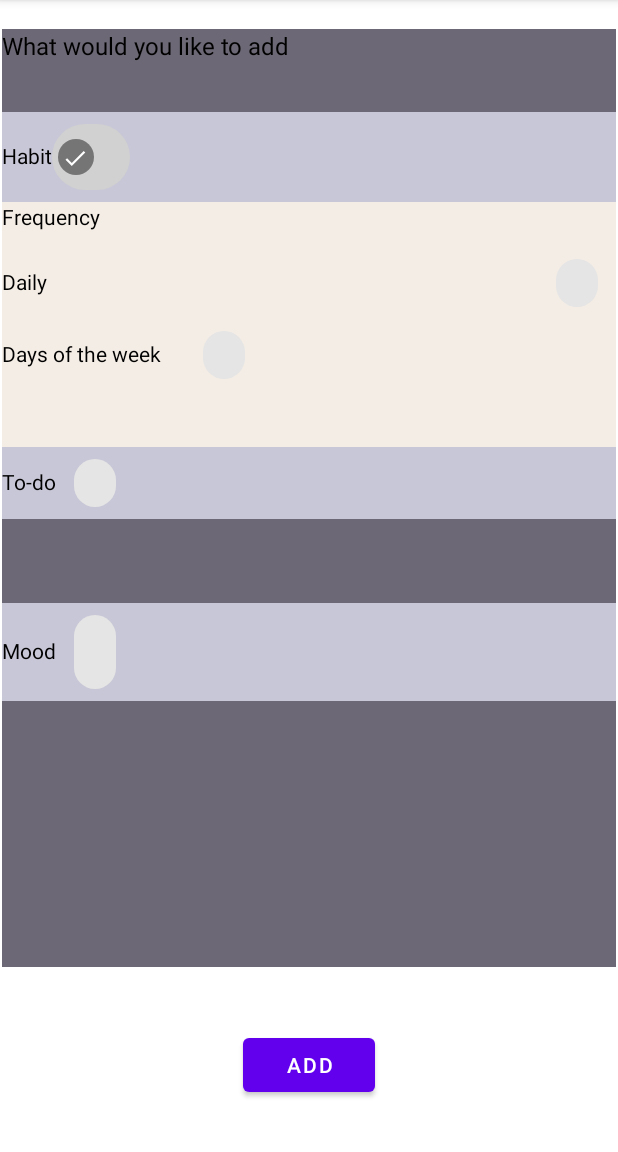
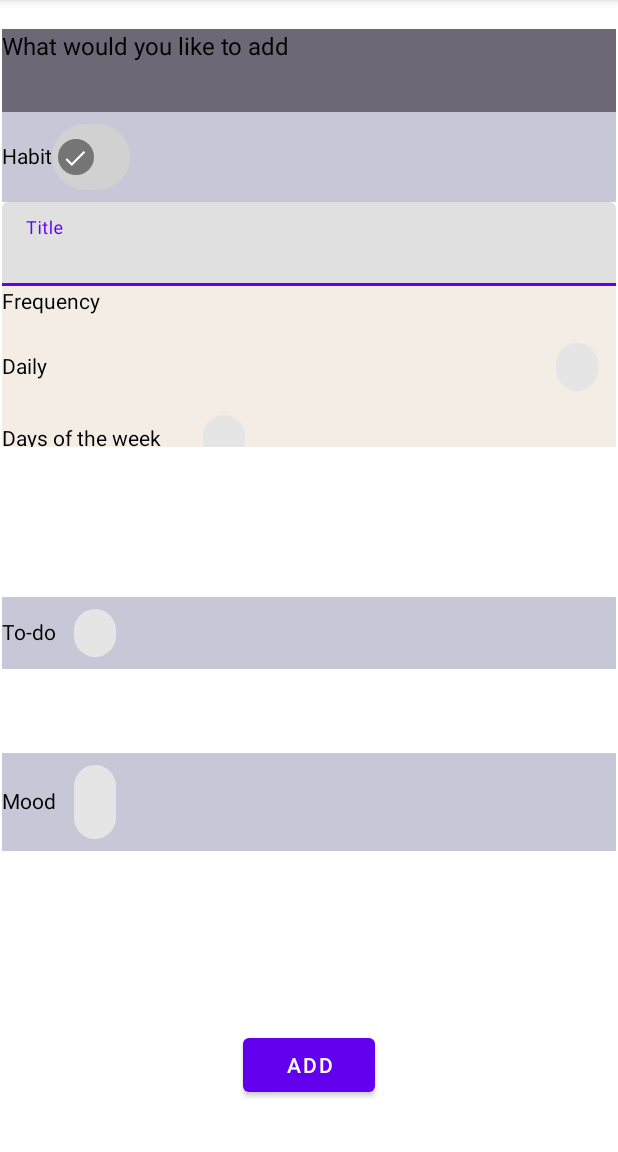
Before and after one commit to VeressIris/ITfest, an Android app: the TrackFragment screen opened directly, with no data from a screen before it, after a tap on an icon or button, on a phone screen of 412 x 824 dp, the part 84-1236 px from its top. Run offline under Robolectric (Android 15) with nearby library versions, the phone set to English and light mode, and no system bars.

Commit message:
added mood class and added title field for todo

```diff
--- /dev/null
+++ b/app/src/main/java/com/example/itfest/classes/Mood.kt
@@ -0,0 +1,3 @@
+package com.example.itfest.classes
+
+data class Mood(val currentMood: String, val message: String?)
--- a/app/src/main/java/com/example/itfest/classes/Task.kt
+++ b/app/src/main/java/com/example/itfest/classes/Task.kt
@@ -1,5 +1,6 @@
 package com.example.itfest.classes
 
+//considered as todo
 open class Task(val name: String, var completed: Boolean) {
     fun markAsCompleted() {
         completed = true
--- a/app/src/main/java/com/example/itfest/ui/TrackFragment.kt
+++ b/app/src/main/java/com/example/itfest/ui/TrackFragment.kt
@@ -37,10 +37,10 @@ class TrackFragment : AppCompatActivity() {
 
     fun setButtonListeners() {
         val habitChipBttn = findViewById<Chip>(R.id.habitChip)
-        val frequencyDiv = findViewById<LinearLayout>(R.id.frequencyDiv)
-        makeInvisible(frequencyDiv)
+        val habitDetailsDiv = findViewById<LinearLayout>(R.id.habitDetailsDiv)
+        makeInvisible(habitDetailsDiv)
         habitChipBttn.setOnClickListener {
-            openSpecificDiv(frequencyDiv, habitChipBttn)
+            openSpecificDiv(habitDetailsDiv, habitChipBttn)
         }
 
         val daysOfTheWeekChip = findViewById<Chip>(R.id.daysOfTheWeekChip)
@@ -51,7 +51,7 @@ class TrackFragment : AppCompatActivity() {
         }
 
         val todoChip = findViewById<Chip>(R.id.todoChip)
-        val todoMessage = findViewById<TextInputLayout>(R.id.todoText)
+        val todoMessage = findViewById<TextInputLayout>(R.id.toDoInput)
         makeInvisible(todoMessage)
         todoChip.setOnClickListener {
             openSpecificDiv(todoMessage, todoChip)
--- a/app/src/main/res/layout/activity_track_fragment.xml
+++ b/app/src/main/res/layout/activity_track_fragment.xml
@@ -33,8 +33,7 @@
         <LinearLayout
             android:id="@+id/trackContainer"
             android:layout_width="match_parent"
-            android:layout_height="570dp"
-            android:background="#6D6875"
+            android:layout_height="599dp"
             android:orientation="vertical">
 
             <LinearLayout
@@ -62,6 +61,23 @@
                         android:checkable="true" />
 
                 </LinearLayout>
+
+                <LinearLayout
+                    android:id="@+id/habitDetailsDiv"
+                    android:layout_width="match_parent"
+                    android:layout_height="223dp"
+                    android:orientation="vertical">
+
+                    <com.google.android.material.textfield.TextInputLayout
+                        android:id="@+id/habitNameInput"
+                        android:layout_width="match_parent"
+                        android:layout_height="wrap_content">
+
+                        <com.google.android.material.textfield.TextInputEditText
+                            android:layout_width="match_parent"
+                            android:layout_height="wrap_content"
+                            android:hint="Title" />
+                    </com.google.android.material.textfield.TextInputLayout>
 
                     <LinearLayout
                         android:id="@+id/frequencyDiv"
@@ -124,13 +140,17 @@
                             android:id="@+id/daysOfTheWeekListDiv"
                             android:layout_width="match_parent"
                             android:layout_height="wrap_content"
-                        android:orientation="horizontal">
+                            android:layout_weight="0"
+                            android:alpha="100"
+                            android:orientation="horizontal"
+                            android:visibility="visible">
 
                             <CheckBox
                                 android:id="@+id/checkboxMonday"
                                 android:layout_width="68dp"
                                 android:layout_height="wrap_content"
                                 android:backgroundTint="#673AB7"
+                                android:clickable="true"
                                 android:text="M"
                                 android:visibility="visible"
                                 app:buttonIconTint="#6D6875" />
@@ -139,6 +159,7 @@
                                 android:id="@+id/checkboxTuesday"
                                 android:layout_width="68dp"
                                 android:layout_height="wrap_content"
+                                android:clickable="true"
                                 android:text="T"
                                 android:visibility="visible"
                                 app:buttonIconTint="#6D6875" />
@@ -147,6 +168,7 @@
                                 android:id="@+id/checkboxWednesday"
                                 android:layout_width="68dp"
                                 android:layout_height="wrap_content"
+                                android:clickable="true"
                                 android:text="W"
                                 app:buttonIconTint="#6D6875" />
 
@@ -154,6 +176,7 @@
                                 android:id="@+id/checkboxThursday"
                                 android:layout_width="68dp"
                                 android:layout_height="wrap_content"
+                                android:clickable="true"
                                 android:text="T"
                                 app:buttonIconTint="#6D6875" />
 
@@ -161,6 +184,7 @@
                                 android:id="@+id/checkboxSaturday"
                                 android:layout_width="68dp"
                                 android:layout_height="wrap_content"
+                                android:clickable="true"
                                 android:text="Sa"
                                 app:buttonIconTint="#6D6875" />
 
@@ -170,8 +194,10 @@
                                 android:layout_height="wrap_content"
                                 android:baselineAligned="false"
                                 android:buttonTint="#6D6875"
+                                android:clickable="true"
                                 android:text="Su"
                                 app:buttonIconTint="#6D6875" />
+                        </LinearLayout>
                     </LinearLayout>
                 </LinearLayout>
 
@@ -181,7 +207,8 @@
                 android:layout_width="match_parent"
                 android:layout_height="wrap_content"
                 android:background="#C8C7D7"
-                android:orientation="horizontal">
+                android:orientation="horizontal"
+                android:translationY="100dp">
 
                 <TextView
                     android:id="@+id/toDoTitle"
@@ -199,9 +226,10 @@
             </LinearLayout>
 
             <com.google.android.material.textfield.TextInputLayout
-                android:id="@+id/todoText"
+                android:id="@+id/toDoInput"
                 android:layout_width="match_parent"
-                android:layout_height="wrap_content">
+                android:layout_height="wrap_content"
+                android:translationY="100dp">
 
                 <com.google.android.material.textfield.TextInputEditText
                     android:layout_width="match_parent"
@@ -215,7 +243,8 @@
                 android:layout_width="match_parent"
                 android:layout_height="65dp"
                 android:background="#C8C7D7"
-                android:orientation="horizontal">
+                android:orientation="horizontal"
+                android:translationY="100dp">
 
                 <TextView
                     android:id="@+id/moodTitle"
@@ -235,7 +264,8 @@
                 android:id="@+id/moodOptionsDiv"
                 android:layout_width="match_parent"
                 android:layout_height="match_parent"
-                android:orientation="vertical">
+                android:orientation="vertical"
+                android:translationY="100dp">
 
                 <LinearLayout
                     android:id="@+id/selectMoodsDiv"
```
Lines whose indentation alone changed are shown as unchanged.
